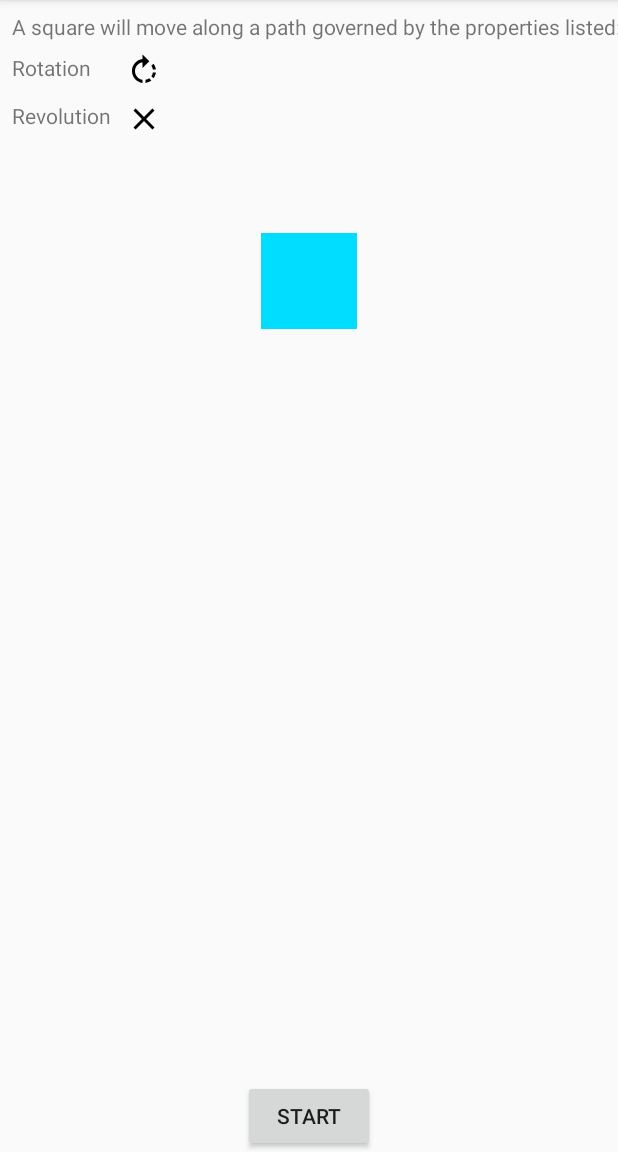
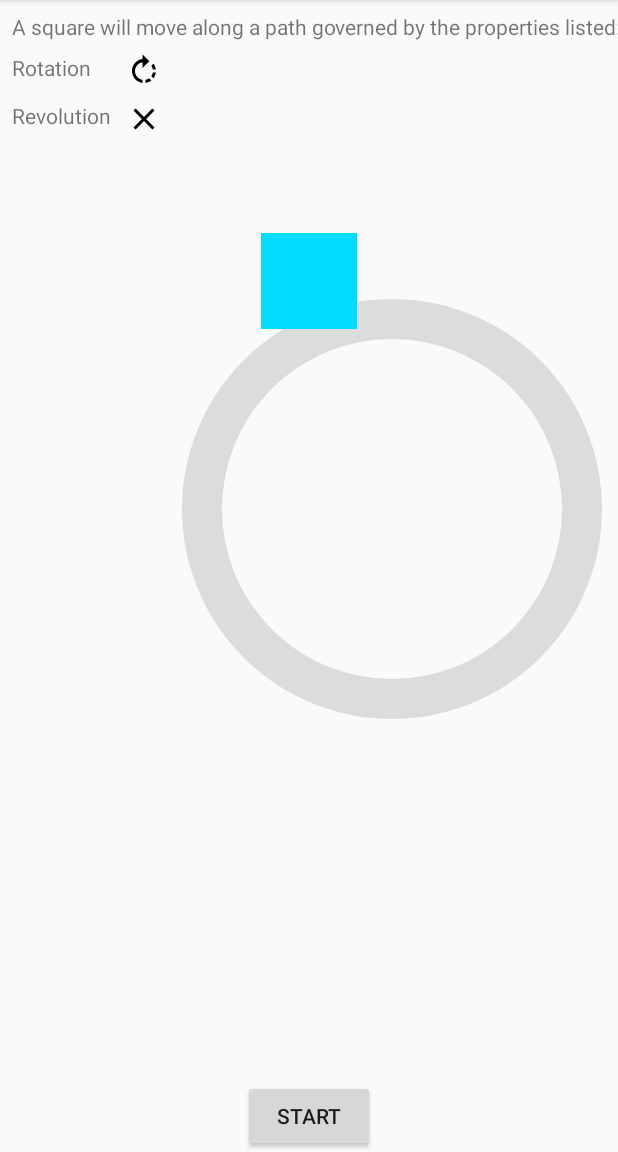
Before and after one commit to bderoo121/android_animation_examples, an Android app: the AnimatePropertiesActivity screen opened directly, with no data from a screen before it, on a phone screen of 412 x 824 dp, the part 84-1236 px from its top. Run offline under Robolectric (Android 15) with nearby library versions, the phone set to English and light mode, and no system bars.

Commit message:
Add static circle path to background.

```diff
--- a/app/src/main/java/com/example/bdero/animationexercises/CirclePathView.java
+++ b/app/src/main/java/com/example/bdero/animationexercises/CirclePathView.java
@@ -4,46 +4,55 @@ import android.content.Context;
 import android.graphics.Canvas;
 import android.graphics.Color;
 import android.graphics.Paint;
-import android.graphics.Path;
+import android.support.annotation.Nullable;
 import android.util.AttributeSet;
 import android.view.View;
 
 class CirclePathView extends View {
 
-    float viewWidth;
-    float viewHeight;
-    float radius;
-    Paint paint;
-    Path path;
+    Paint red_paint_fill = new Paint(), blue_paint_fill, green_paint_stroke, gray_paint_stroke;
 
     public CirclePathView(Context context) {
         super(context);
-        paint = new Paint();
-        path = new Path();
-
-        viewWidth = getWidth();
-        viewHeight = getHeight();
-        radius = Math.min(viewWidth, viewHeight);
+        init();
     }
 
-    public CirclePathView(Context context, AttributeSet attrs) {
+    public CirclePathView(Context context, @Nullable AttributeSet attrs) {
         super(context, attrs);
-        paint = new Paint();
-        path = new Path();
-
-        viewWidth = getWidth();
-        viewHeight = getHeight();
-        radius = Math.min(viewWidth, viewHeight);
+        init();
     }
 
+    public CirclePathView(Context context, @Nullable AttributeSet attrs, int defStyleAttr) {
+        super(context, attrs, defStyleAttr);
+        init();
+    }
+
+    private void init() {
+
+        red_paint_fill = new Paint();
+        red_paint_fill.setColor(Color.RED);
+        red_paint_fill.setStyle(Paint.Style.FILL);
+
+        blue_paint_fill = new Paint();
+        blue_paint_fill.setColor(Color.BLUE);
+        blue_paint_fill.setStyle(Paint.Style.FILL);
+
+        green_paint_stroke = new Paint();
+        green_paint_stroke.setColor(Color.GREEN);
+        green_paint_stroke.setStyle(Paint.Style.STROKE);
+        green_paint_stroke.setStrokeWidth(10);
+
+        gray_paint_stroke = new Paint();
+        gray_paint_stroke.setColor(Color.rgb(220, 220, 220));
+        gray_paint_stroke.setStyle(Paint.Style.STROKE);
+        gray_paint_stroke.setStrokeWidth(40);
+    }
 
     @Override
     protected void onDraw(Canvas canvas) {
         super.onDraw(canvas);
 
-        paint.setColor(Color.GRAY);
-        paint.setStrokeWidth(3);
+        canvas.drawCircle(380, 360, 190, gray_paint_stroke);
 
-        canvas.drawCircle(viewWidth, viewHeight, radius, paint);
     }
 }
--- a/app/src/main/res/layout/activity_animate_properties.xml
+++ b/app/src/main/res/layout/activity_animate_properties.xml
@@ -44,6 +44,20 @@
         app:layout_constraintStart_toStartOf="parent"
         app:layout_constraintTop_toBottomOf="@+id/textView" />
 
+    <com.example.bdero.animationexercises.CirclePathView
+        android:id="@+id/circlePathView"
+        android:layout_width="match_parent"
+        android:layout_height="0dp"
+        android:layout_marginEnd="8dp"
+        android:layout_marginLeft="8dp"
+        android:layout_marginRight="8dp"
+        android:layout_marginStart="8dp"
+        android:layout_marginTop="8dp"
+        app:layout_constraintBottom_toTopOf="@+id/btnAnimate"
+        app:layout_constraintEnd_toEndOf="parent"
+        app:layout_constraintStart_toStartOf="parent"
+        app:layout_constraintTop_toBottomOf="@+id/tvRevolutionToggle" />
+
     <View
         android:id="@+id/animatedShape"
         android:layout_width="64dp"
@@ -67,9 +81,24 @@
         android:layout_marginLeft="8dp"
         android:layout_marginRight="8dp"
         android:layout_marginStart="8dp"
-        tools:text="@string/start"
         app:layout_constraintBottom_toBottomOf="parent"
         app:layout_constraintEnd_toEndOf="parent"
-        app:layout_constraintStart_toStartOf="parent" />
+        app:layout_constraintStart_toStartOf="parent"
+        tools:text="@string/start" />
+
+    <android.support.constraint.Guideline
+        android:id="@+id/guideline"
+        android:layout_width="wrap_content"
+        android:layout_height="wrap_content"
+        android:orientation="horizontal"
+        app:layout_constraintGuide_begin="20dp" />
+
+    <android.support.constraint.Guideline
+        android:id="@+id/guideline2"
+        android:layout_width="wrap_content"
+        android:layout_height="wrap_content"
+        android:orientation="vertical"
+        app:layout_constraintGuide_begin="20dp" />
+
 
 </android.support.constraint.ConstraintLayout>
```
